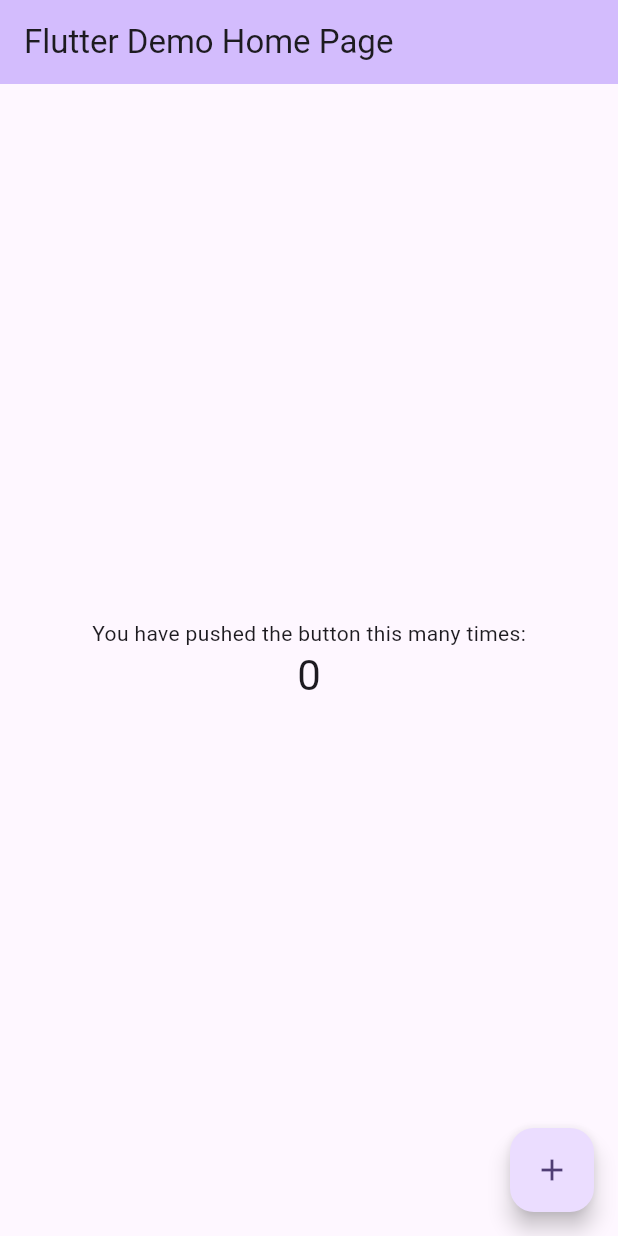
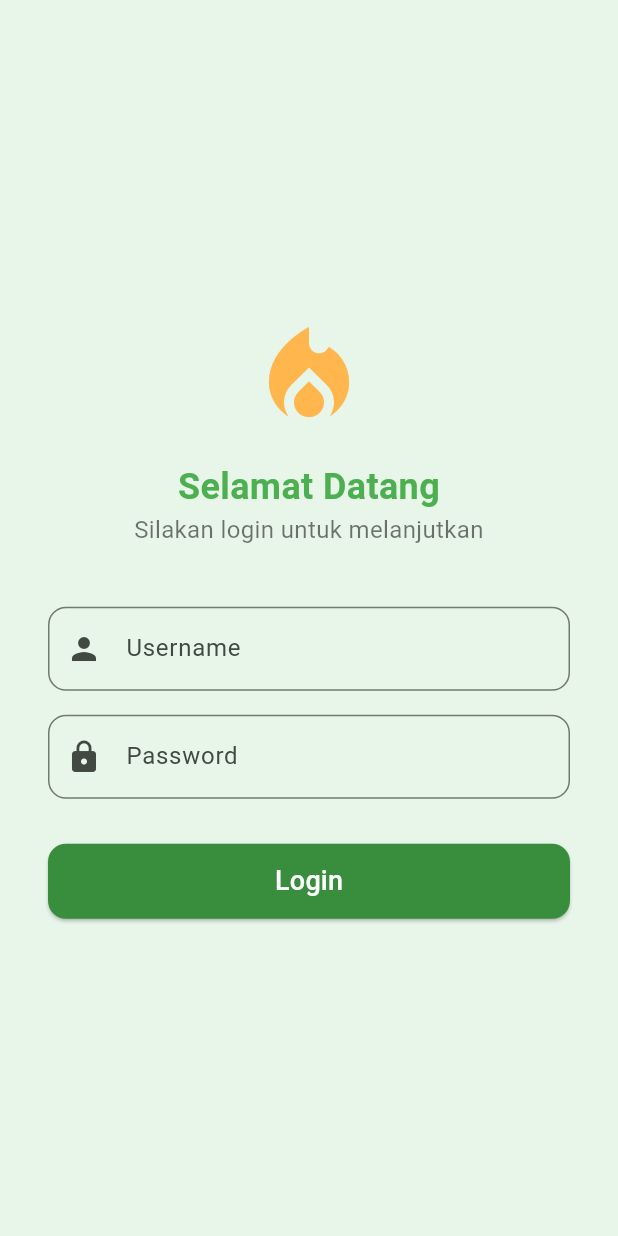
Before and after one commit to syamsul123arifin/Uts-, a Flutter app: the screen it shows after launch, on a phone screen of 412 x 824 dp. Run offline on Flutter 3.47's test engine with Material 3 defaults, Android fonts, the phone set to English and light mode, and no system bars.

Commit message:
menanmbahkan splash scren dan halaman logini

```diff
--- /dev/null
+++ b/lib/LoginScreen.dart
@@ -0,0 +1,103 @@
+import 'package:flutter/material.dart';
+
+
+// 🔹 (BARU) HALAMAN LOGIN
+class LoginScreen extends StatefulWidget {
+  @override
+  _LoginScreenState createState() => _LoginScreenState();
+}
+
+class _LoginScreenState extends State<LoginScreen> {
+  final _formKey = GlobalKey<FormState>();
+  final _userController = TextEditingController();
+  final _passController = TextEditingController();
+
+  void _login() {
+    // Untuk demo ini, kita hanya cek apakah form sudah diisi
+    if (_formKey.currentState!.validate()) {
+      // Navigasi ke Halaman Utama (MainNavigation)
+
+    }
+  }
+
+  @override
+  void dispose() {
+    _userController.dispose();
+    _passController.dispose();
+    super.dispose();
+  }
+
+  @override
+  Widget build(BuildContext context) {
+    return Scaffold(
+      backgroundColor: Colors.green.shade50,
+      body: Center(
+        child: SingleChildScrollView(
+          padding: const EdgeInsets.all(32.0),
+          child: Form(
+            key: _formKey,
+            child: Column(
+              mainAxisAlignment: MainAxisAlignment.center,
+              children: [
+                Icon(Icons.local_fire_department,
+                    color: Colors.orange.shade300, size: 80),
+                const SizedBox(height: 16),
+                const Text(
+                  'Selamat Datang',
+                  style: TextStyle(
+                      fontSize: 24,
+                      fontWeight: FontWeight.bold,
+                      color: Colors.green),
+                  textAlign: TextAlign.center,
+                ),
+                const Text(
+                  'Silakan login untuk melanjutkan',
+                  style: TextStyle(fontSize: 16, color: Colors.black54),
+                  textAlign: TextAlign.center,
+                ),
+                const SizedBox(height: 40),
+                TextFormField(
+                  controller: _userController,
+                  decoration: InputDecoration(
+                    labelText: "Username",
+                    prefixIcon: Icon(Icons.person),
+                    border: OutlineInputBorder(
+                      borderRadius: BorderRadius.circular(12),
+                    ),
+                  ),
+                  validator: (v) => v!.isEmpty ? "Masukkan username" : null,
+                ),
+                const SizedBox(height: 16),
+                TextFormField(
+                  controller: _passController,
+                  obscureText: true,
+                  decoration: InputDecoration(
+                    labelText: "Password",
+                    prefixIcon: Icon(Icons.lock),
+                    border: OutlineInputBorder(
+                      borderRadius: BorderRadius.circular(12),
+                    ),
+                  ),
+                  validator: (v) => v!.isEmpty ? "Masukkan password" : null,
+                ),
+                const SizedBox(height: 30),
+                ElevatedButton(
+                  onPressed: _login,
+                  style: ElevatedButton.styleFrom(
+                    backgroundColor: Colors.green.shade700,
+                    foregroundColor: Colors.white,
+                    minimumSize: const Size(double.infinity, 50),
+                    shape: RoundedRectangleBorder(
+                      borderRadius: BorderRadius.circular(12),
+                    ),
+                  ),
+                  child: const Text("Login", style: TextStyle(fontSize: 18)),
+                ),
+              ],
+            ),
+          ),
+        ),
+      ),
+    );
+  }
+}
--- a/lib/main.dart
+++ b/lib/main.dart
@@ -1,122 +1,23 @@
+import 'dart:async';
 import 'package:flutter/material.dart';
+import 'SplashScreen.dart';
 
+// 🚀 ENTRY POINT
 void main() {
-  runApp(const MyApp());
+  runApp(MyApp());
 }
 
 class MyApp extends StatelessWidget {
-  const MyApp({super.key});
-
-  // This widget is the root of your application.
   @override
   Widget build(BuildContext context) {
     return MaterialApp(
-      title: 'Flutter Demo',
+      title: 'Calorie Calculator',
+      debugShowCheckedModeBanner: false,
       theme: ThemeData(
-        // This is the theme of your application.
-        //
-        // TRY THIS: Try running your application with "flutter run". You'll see
-        // the application has a purple toolbar. Then, without quitting the app,
-        // try changing the seedColor in the colorScheme below to Colors.green
-        // and then invoke "hot reload" (save your changes or press the "hot
-        // reload" button in a Flutter-supported IDE, or press "r" if you used
-        // the command line to start the app).
-        //
-        // Notice that the counter didn't reset back to zero; the application
-        // state is not lost during the reload. To reset the state, use hot
-        // restart instead.
-        //
-        // This works for code too, not just values: Most code changes can be
-        // tested with just a hot reload.
-        colorScheme: ColorScheme.fromSeed(seedColor: Colors.deepPurple),
+        colorScheme: ColorScheme.fromSeed(seedColor: Colors.green),
+        useMaterial3: true,
       ),
-      home: const MyHomePage(title: 'Flutter Demo Home Page'),
+      home: SplashScreen(), // Mulai dari Splash Screen
     );
   }
 }
-
-class MyHomePage extends StatefulWidget {
-  const MyHomePage({super.key, required this.title});
-
-  // This widget is the home page of your application. It is stateful, meaning
-  // that it has a State object (defined below) that contains fields that affect
-  // how it looks.
-
-  // This class is the configuration for the state. It holds the values (in this
-  // case the title) provided by the parent (in this case the App widget) and
-  // used by the build method of the State. Fields in a Widget subclass are
-  // always marked "final".
-
-  final String title;
-
-  @override
-  State<MyHomePage> createState() => _MyHomePageState();
-}
-
-class _MyHomePageState extends State<MyHomePage> {
-  int _counter = 0;
-
-  void _incrementCounter() {
-    setState(() {
-      // This call to setState tells the Flutter framework that something has
-      // changed in this State, which causes it to rerun the build method below
-      // so that the display can reflect the updated values. If we changed
-      // _counter without calling setState(), then the build method would not be
-      // called again, and so nothing would appear to happen.
-      _counter++;
-    });
-  }
-
-  @override
-  Widget build(BuildContext context) {
-    // This method is rerun every time setState is called, for instance as done
-    // by the _incrementCounter method above.
-    //
-    // The Flutter framework has been optimized to make rerunning build methods
-    // fast, so that you can just rebuild anything that needs updating rather
-    // than having to individually change instances of widgets.
-    return Scaffold(
-      appBar: AppBar(
-        // TRY THIS: Try changing the color here to a specific color (to
-        // Colors.amber, perhaps?) and trigger a hot reload to see the AppBar
-        // change color while the other colors stay the same.
-        backgroundColor: Theme.of(context).colorScheme.inversePrimary,
-        // Here we take the value from the MyHomePage object that was created by
-        // the App.build method, and use it to set our appbar title.
-        title: Text(widget.title),
-      ),
-      body: Center(
-        // Center is a layout widget. It takes a single child and positions it
-        // in the middle of the parent.
-        child: Column(
-          // Column is also a layout widget. It takes a list of children and
-          // arranges them vertically. By default, it sizes itself to fit its
-          // children horizontally, and tries to be as tall as its parent.
-          //
-          // Column has various properties to control how it sizes itself and
-          // how it positions its children. Here we use mainAxisAlignment to
-          // center the children vertically; the main axis here is the vertical
-          // axis because Columns are vertical (the cross axis would be
-          // horizontal).
-          //
-          // TRY THIS: Invoke "debug painting" (choose the "Toggle Debug Paint"
-          // action in the IDE, or press "p" in the console), to see the
-          // wireframe for each widget.
-          mainAxisAlignment: MainAxisAlignment.center,
-          children: <Widget>[
-            const Text('You have pushed the button this many times:'),
-            Text(
-              '$_counter',
-              style: Theme.of(context).textTheme.headlineMedium,
-            ),
-          ],
-        ),
-      ),
-      floatingActionButton: FloatingActionButton(
-        onPressed: _incrementCounter,
-        tooltip: 'Increment',
-        child: const Icon(Icons.add),
-      ), // This trailing comma makes auto-formatting nicer for build methods.
-    );
-  }
-}
```
Also changed, not shown: lib/SplashScreen.dart (added, +49 -0 lines).
